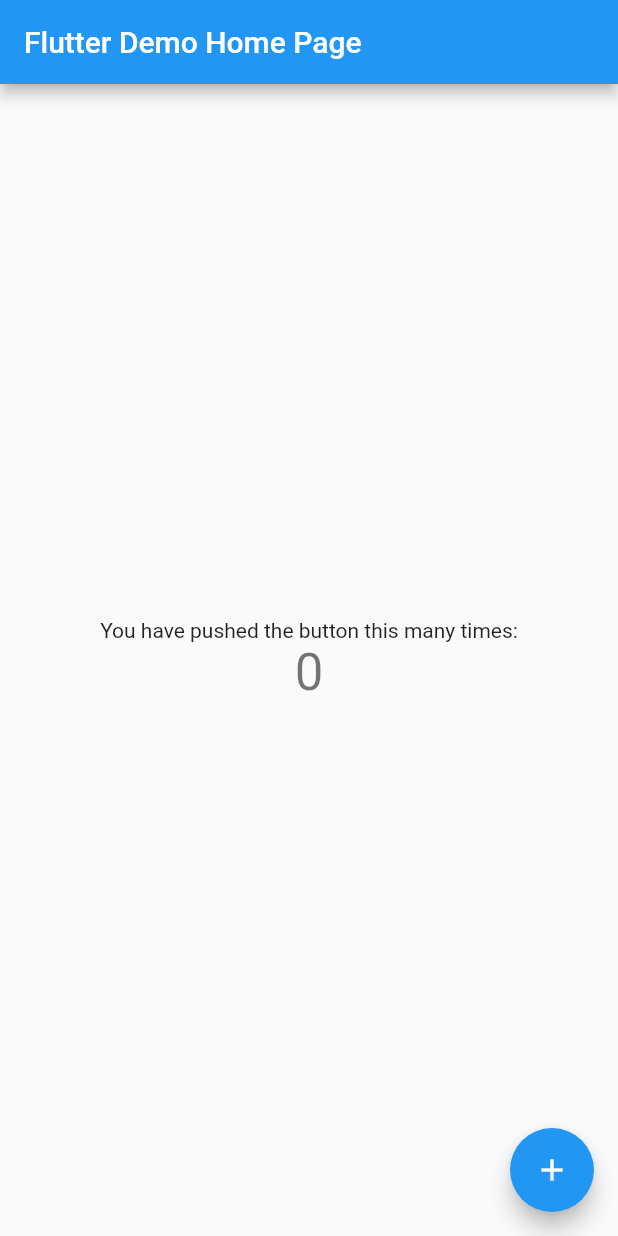
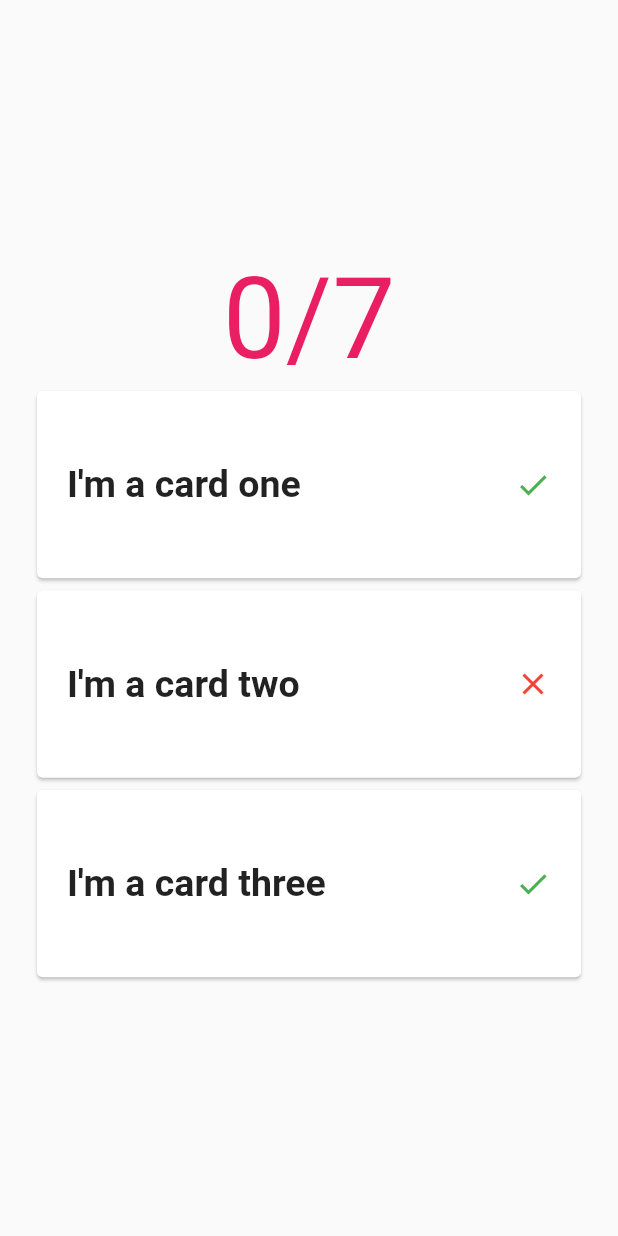
Before and after one commit to natalija-margaric/Flutter-TODO-App, a Flutter app: the screen it shows after launch, on a phone screen of 412 x 824 dp. Run offline on Flutter 3.47's test engine with Material 2 defaults, Android fonts, the phone set to English and light mode, and no system bars.

Commit message:
Dart code

```diff
--- a/lib/main.dart
+++ b/lib/main.dart
@@ -1,113 +1,49 @@
 import 'package:flutter/material.dart';
+import 'package:flutter_todo_app/models/todo.dart';
+import 'package:flutter_todo_app/widgets/counter.dart';
+import 'package:flutter_todo_app/widgets/todo_cards.dart';
 
 void main() {
   runApp(MyApp());
 }
 
 class MyApp extends StatelessWidget {
-  // This widget is the root of your application.
   @override
   Widget build(BuildContext context) {
     return MaterialApp(
       title: 'Flutter Demo',
       theme: ThemeData(
-        // This is the theme of your application.
-        //
-        // Try running your application with "flutter run". You'll see the
-        // application has a blue toolbar. Then, without quitting the app, try
-        // changing the primarySwatch below to Colors.green and then invoke
-        // "hot reload" (press "r" in the console where you ran "flutter run",
-        // or simply save your changes to "hot reload" in a Flutter IDE).
-        // Notice that the counter didn't reset back to zero; the application
-        // is not restarted.
         primarySwatch: Colors.blue,
       ),
-      home: MyHomePage(title: 'Flutter Demo Home Page'),
+      home: MyHomePage(),
     );
   }
 }
 
 class MyHomePage extends StatefulWidget {
-  MyHomePage({Key? key, required this.title}) : super(key: key);
-
-  // This widget is the home page of your application. It is stateful, meaning
-  // that it has a State object (defined below) that contains fields that affect
-  // how it looks.
-
-  // This class is the configuration for the state. It holds the values (in this
-  // case the title) provided by the parent (in this case the App widget) and
-  // used by the build method of the State. Fields in a Widget subclass are
-  // always marked "final".
-
-  final String title;
-
   @override
   _MyHomePageState createState() => _MyHomePageState();
 }
 
 class _MyHomePageState extends State<MyHomePage> {
-  int _counter = 0;
-
-  void _incrementCounter() {
-    setState(() {
-      // This call to setState tells the Flutter framework that something has
-      // changed in this State, which causes it to rerun the build method below
-      // so that the display can reflect the updated values. If we changed
-      // _counter without calling setState(), then the build method would not be
-      // called again, and so nothing would appear to happen.
-      _counter++;
-    });
-  }
+  final List<Todo> todos = [
+    Todo(id: "1", title: "I'm a card one", completed: true),
+    Todo(id: "2", title: "I'm a card two", completed: false),
+    Todo(id: "3", title: "I'm a card three", completed: true)
+  ];
 
   @override
   Widget build(BuildContext context) {
-    // This method is rerun every time setState is called, for instance as done
-    // by the _incrementCounter method above.
-    //
-    // The Flutter framework has been optimized to make rerunning build methods
-    // fast, so that you can just rebuild anything that needs updating rather
-    // than having to individually change instances of widgets.
     return Scaffold(
-      appBar: AppBar(
-        // Here we take the value from the MyHomePage object that was created by
-        // the App.build method, and use it to set our appbar title.
-        title: Text(widget.title),
+      body: Center(
+        child: Column(mainAxisAlignment: MainAxisAlignment.center, children: [
+          Counter(),
+          ...todos.map((todo) => TodoCard(
+                title: todo.title,
+                completed: todo.completed,
+              ))
+        ]),
       ),
-      body: Center(
-        // Center is a layout widget. It takes a single child and positions it
-        // in the middle of the parent.
-        child: Column(
-          // Column is also a layout widget. It takes a list of children and
-          // arranges them vertically. By default, it sizes itself to fit its
-          // children horizontally, and tries to be as tall as its parent.
-          //
-          // Invoke "debug painting" (press "p" in the console, choose the
-          // "Toggle Debug Paint" action from the Flutter Inspector in Android
-          // Studio, or the "Toggle Debug Paint" command in Visual Studio Code)
-          // to see the wireframe for each widget.
-          //
-          // Column has various properties to control how it sizes itself and
-          // how it positions its children. Here we use mainAxisAlignment to
-          // center the children vertically; the main axis here is the vertical
-          // axis because Columns are vertical (the cross axis would be
-          // horizontal).
-          mainAxisAlignment: MainAxisAlignment.center,
-          children: <Widget>[
-            Text(
-              'You have pushed the button this many times:',
-            ),
-            Text(
-              '$_counter',
-              style: Theme.of(context).textTheme.headline4,
-            ),
-          ],
-        ),
-      ),
-      floatingActionButton: FloatingActionButton(
-        onPressed: _incrementCounter,
-        tooltip: 'Increment',
-        child: Icon(Icons.add),
-      ), // This trailing comma makes auto-formatting nicer for build methods.
     );
   }
 }
--- /dev/null
+++ b/lib/models/todo.dart
@@ -0,0 +1,7 @@
+class Todo {
+  String id;
+  String title;
+  bool completed;
+
+  Todo({required this.id, required this.title, required this.completed});
+}
--- /dev/null
+++ b/lib/widgets/counter.dart
@@ -0,0 +1,16 @@
+import 'package:flutter/material.dart';
+
+class Counter extends StatelessWidget {
+  @override
+  Widget build(BuildContext context) {
+    return Container(
+      child: Text(
+        "0/7",
+        style: TextStyle(
+          fontSize: 75,
+          color: Colors.pink,
+        ),
+      ),
+    );
+  }
+}
--- /dev/null
+++ b/lib/widgets/todo_cards.dart
@@ -0,0 +1,42 @@
+import 'package:flutter/material.dart';
+
+class TodoCard extends StatelessWidget {
+  final String title;
+  final bool completed;
+
+  TodoCard({required this.title, required this.completed});
+
+  @override
+  Widget build(BuildContext context) {
+    return FractionallySizedBox(
+      //for all screen sizes
+      widthFactor: 0.9,
+      child: Card(
+        child: Container(
+          padding: EdgeInsets.all(20),
+          height: 125,
+          child: Center(
+            child: Row(
+              mainAxisAlignment: MainAxisAlignment.spaceBetween,
+              children: [
+                Text(
+                  title,
+                  style: TextStyle(
+                    fontSize: 25,
+                    fontWeight: FontWeight.bold,
+                  ),
+                ),
+                Icon(
+                    completed //condition (true or false)
+                        ? Icons.check //if its true returns everything after ?
+                        : Icons.close,
+                    //if its false returns everything after colon
+                    color: completed ? Colors.green : Colors.red),
+              ],
+            ),
+          ),
+        ),
+      ),
+    );
+  }
+}
```
